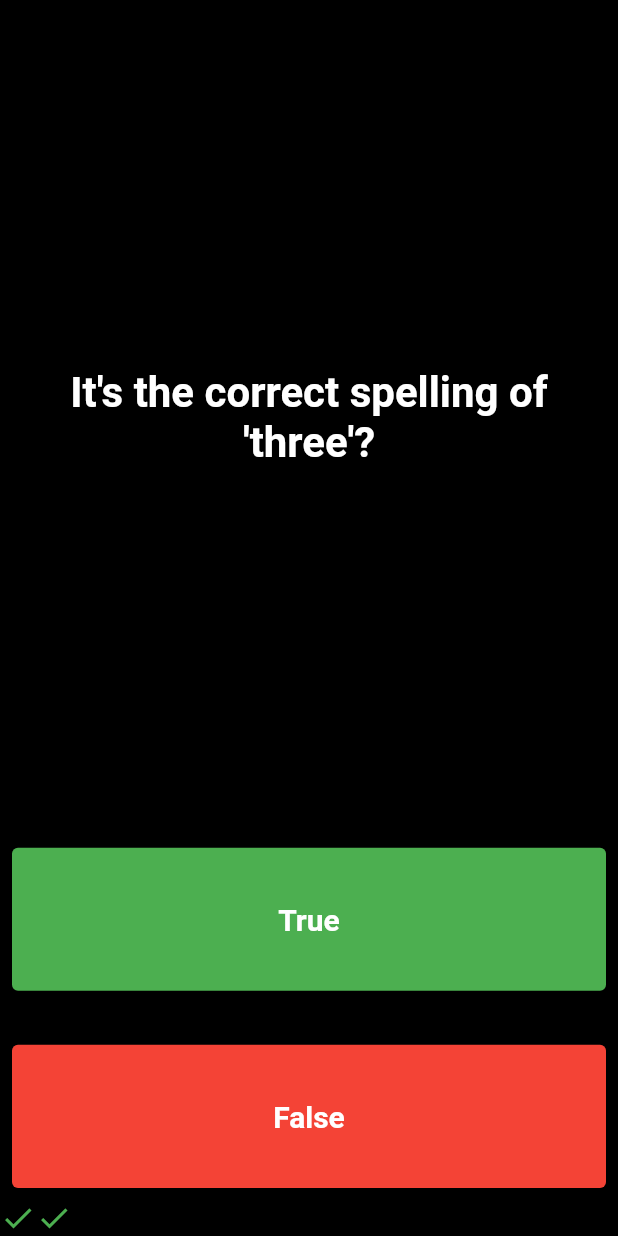
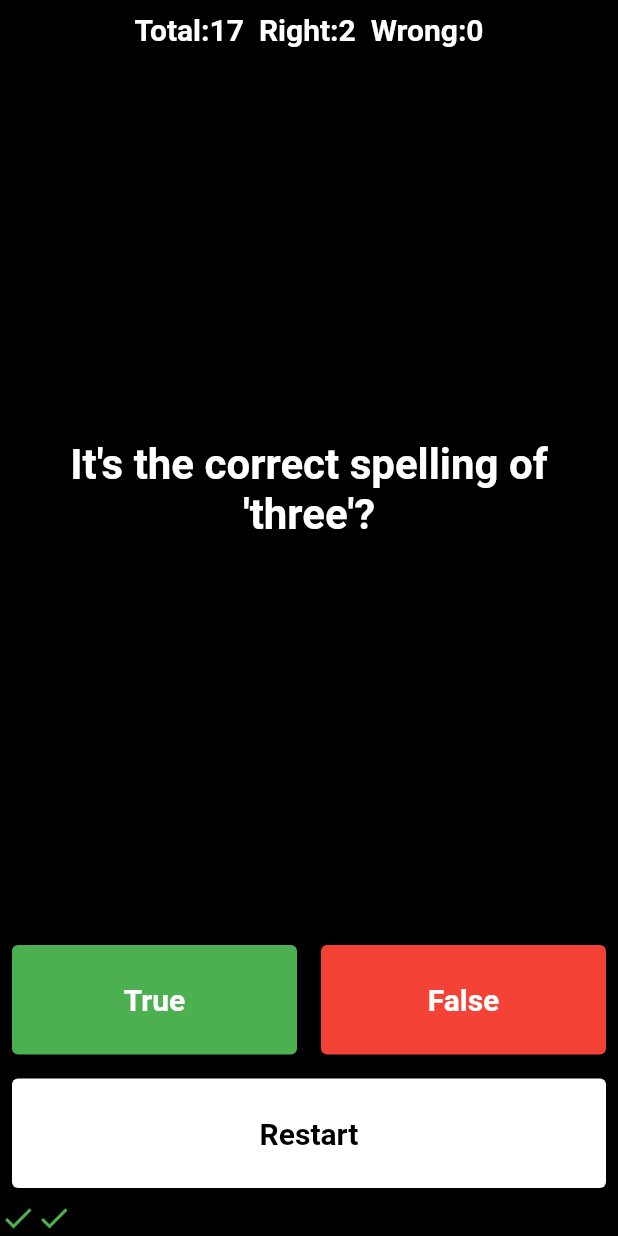
Before and after one commit to KawsarJamil/quizz, a Flutter app: the screen it shows after launch, after a tap on "True", after a tap on "False", on a phone screen of 412 x 824 dp. Run offline on Flutter 3.47's test engine with Material 2 defaults, Android fonts, the phone set to English and light mode, and no system bars.

Commit message:
improve something

```diff
--- a/lib/main.dart
+++ b/lib/main.dart
@@ -1,4 +1,5 @@
 import 'package:flutter/material.dart';
+import 'package:quizz/quiz_brain.dart';
 
 void main() {
   runApp(Myapp());
@@ -25,14 +26,8 @@ class Home extends StatefulWidget {
 }
 
 class _HomeState extends State<Home> {
-  List<Widget> widz = [];
-  List<String> qsn = [
-    "It's the correct spelling of 'one'?",
-    "It's the correct spelling of 'tow'?",
-    "It's the correct spelling of 'three'?",
-    "It's the correct spelling of 'foor'?",
-  ];
-  List<bool> ans = [true, false, true, false];
+  Quizbrain quizbrain = Quizbrain();
+
   int num = 0;
   bool t = false;
   @override
@@ -41,14 +36,28 @@ class _HomeState extends State<Home> {
       child: Scaffold(
         backgroundColor: Colors.black,
         body: Column(
-          // mainAxisAlignment: MainAxisAlignment.spaceBetween,
           crossAxisAlignment: CrossAxisAlignment.stretch,
           children: [
+            Padding(
+              padding: const EdgeInsets.only(top: 8.0),
+              child: Text(
+                "Total:${quizbrain.netnum()}  Right:${quizbrain.checkcount}  Wrong:${quizbrain.closecount}",
+                textAlign: TextAlign.center,
+                style: TextStyle(
+                  color: Colors.white,
+                  fontWeight: FontWeight.bold,
+                  fontSize: 20,
+                ),
+              ),
+            ),
             Expanded(
-              flex: 5,
+              flex: 4,
               child: Center(
+                child: Padding(
+                  padding: const EdgeInsets.all(8.0),
                   child: Text(
-                  qsn[num],
+                    // quizbrain.qsnbank[num].qsn!,
+                    quizbrain.Getqsntxt()!,
                     textAlign: TextAlign.center,
                     style: TextStyle(
                       color: Colors.white,
@@ -58,27 +67,17 @@ class _HomeState extends State<Home> {
                   ),
                 ),
               ),
+            ),
+            Row(
+              children: [
                 Expanded(
                   child: Padding(
                     padding: const EdgeInsets.all(8.0),
                     child: ElevatedButton(
                       onPressed: () {
-                    bool temp = ans[num];
+                        bool temp = quizbrain.Getqsnans()!;
                         setState(() {
-                      if (num < 4 && t == false) {
-                        widz.add(
-                          Icon(
-                            temp == true ? Icons.check : Icons.close,
-                            color: temp == true ? Colors.green : Colors.red,
-                          ),
-                        );
-                      }
-                      if (num < 3) {
-                        num++;
-                      }
-                      // else {
-                      //   t = true;
-                      // }
+                          quizbrain.checkiconad(temp);
                         });
                       },
                       child: Text(
@@ -96,34 +95,14 @@ class _HomeState extends State<Home> {
                     ),
                   ),
                 ),
-            SizedBox(
-              height: 20,
-            ),
                 Expanded(
                   child: Padding(
                     padding: const EdgeInsets.all(8.0),
                     child: ElevatedButton(
                       onPressed: () {
-                    bool temp = ans[num];
+                        bool temp = quizbrain.Getqsnans()!;
                         setState(() {
-                      if (t == false && num == 3) {
-                        t = true;
-                        widz.add(
-                          Icon(
-                            temp == false ? Icons.check : Icons.close,
-                            color: temp == false ? Colors.green : Colors.red,
-                          ),
-                        );
-                      }
-                      if (num < 3) {
-                        num++;
-                        widz.add(
-                          Icon(
-                            temp == false ? Icons.check : Icons.close,
-                            color: temp == false ? Colors.green : Colors.red,
-                          ),
-                        );
-                      }
+                          quizbrain.closeiconad(temp);
                         });
                       },
                       child: Text(
@@ -141,8 +120,32 @@ class _HomeState extends State<Home> {
                     ),
                   ),
                 ),
+              ],
+            ),
+            Padding(
+              padding: const EdgeInsets.all(8.0),
+              child: ElevatedButton(
+                onPressed: () {
+                  setState(() {
+                    quizbrain.restart();
+                  });
+                },
+                child: Text(
+                  "Restart",
+                  style: TextStyle(
+                    color: Colors.black,
+                    fontWeight: FontWeight.bold,
+                    fontSize: 20,
+                  ),
+                ),
+                style: ElevatedButton.styleFrom(
+                  padding: EdgeInsets.all(25),
+                  primary: Colors.white,
+                ),
+              ),
+            ),
             Wrap(
-              children: widz,
+              children: quizbrain.widz,
             ),
           ],
         ),
--- /dev/null
+++ b/lib/qsnbank.dart
@@ -0,0 +1,7 @@
+class Qsnbank
+{
+  String? qsn;
+  bool? ans;
+  Qsnbank({ this.qsn,this.ans})
+  {}
+}
--- /dev/null
+++ b/lib/quiz_brain.dart
@@ -0,0 +1,132 @@
+import 'package:quizz/qsnbank.dart';
+import 'package:flutter/material.dart';
+
+class Quizbrain {
+  final List<Qsnbank> _qsnbank = [
+    Qsnbank(qsn: "It's the correct spelling of 'one'?", ans: true),
+    Qsnbank(qsn: "It's the correct spelling of 'tow'?", ans: false),
+    Qsnbank(qsn: "It's the correct spelling of 'three'?", ans: true),
+    Qsnbank(qsn: "It's the correct spelling of 'foor'?", ans: false),
+    Qsnbank(qsn: 'Some cats are actually allergic to humans', ans: true),
+    Qsnbank(
+        qsn: 'You can lead a cow down stairs but not up stairs.', ans: false),
+    Qsnbank(
+        qsn: 'Approximately one quarter of human bones are in the feet.',
+        ans: true),
+    Qsnbank(qsn: 'A slug\'s blood is green.', ans: true),
+    Qsnbank(
+        qsn: 'Buzz Aldrin\'s mother\'s maiden name was \"Moon\".', ans: true),
+    Qsnbank(qsn: 'It is illegal to pee in the Ocean in Portugal.', ans: true),
+    Qsnbank(
+        qsn:
+            'No piece of square dry paper can be folded in half more than 7 times.',
+        ans: false),
+    Qsnbank(
+        qsn:
+            'In London, UK, if you happen to die in the House of Parliament, you are technically entitled to a state funeral, because the building is considered too sacred a place.',
+        ans: true),
+    Qsnbank(
+        qsn:
+            'The loudest sound produced by any animal is 188 decibels. That animal is the African Elephant.',
+        ans: false),
+    Qsnbank(
+        qsn:
+            'The total surface area of two human lungs is approximately 70 square metres.',
+        ans: true),
+    Qsnbank(qsn: 'Google was originally called \"Backrub\".', ans: true),
+    Qsnbank(
+        qsn:
+            'Chocolate affects a dog\'s heart and nervous system; a few ounces are enough to kill a small dog.',
+        ans: true),
+    Qsnbank(
+        qsn:
+            'In West Virginia, USA, if you accidentally hit an animal with your car, you are free to take it home to eat.',
+        ans: true),
+  ];
+
+  String? Getqsntxt() {
+    return _qsnbank[_num].qsn;
+  }
+
+  bool? Getqsnans() {
+    return _qsnbank[_num].ans;
+  }
+
+  int netnum() {
+    return _qsnbank.length;
+  }
+
+  int _num = 0;
+  int checkcount = 0;
+  int closecount = 0;
+
+  List<Widget> widz = [];
+  bool _t = false;
+  void checkiconad(bool temp) {
+    if (_num < netnum() && _t == false) {
+      widz.add(
+        Icon(
+          temp == true ? Icons.check : Icons.close,
+          color: temp == true ? Colors.green : Colors.red,
+        ),
+      );
+      if (temp == true) {
+        checkcount++;
+      } else {
+        closecount++;
+      }
+    }
+    if (_num < netnum() - 1) {
+      nextnum();
+    } else {
+      _t = true;
+    }
+  }
+
+  void closeiconad(bool temp) {
+    if (_t == false && _num == netnum() - 1) {
+      _t = true;
+      widz.add(
+        Icon(
+          temp == false ? Icons.check : Icons.close,
+          color: temp == false ? Colors.green : Colors.red,
+        ),
+      );
+      if (temp == false) {
+        checkcount++;
+      } else {
+        closecount++;
+      }
+    }
+    if (_num < netnum() - 1) {
+      nextnum();
+      widz.add(
+        Icon(
+          temp == false ? Icons.check : Icons.close,
+          color: temp == false ? Colors.green : Colors.red,
+        ),
+      );
+      if (temp == false) {
+        checkcount++;
+      } else {
+        closecount++;
+      }
+    }
+  }
+
+  void nextnum() {
+    _num++;
+  }
+
+  void restart() {
+    widz.removeRange(0, _num);
+    _num = 0;
+    closecount = 0;
+    checkcount = 0;
+    _t = false;
+  }
+
+  // int returnnum() {
+  //   return _num;
+  // }
+}
```
Lines whose indentation alone changed are shown as unchanged.
